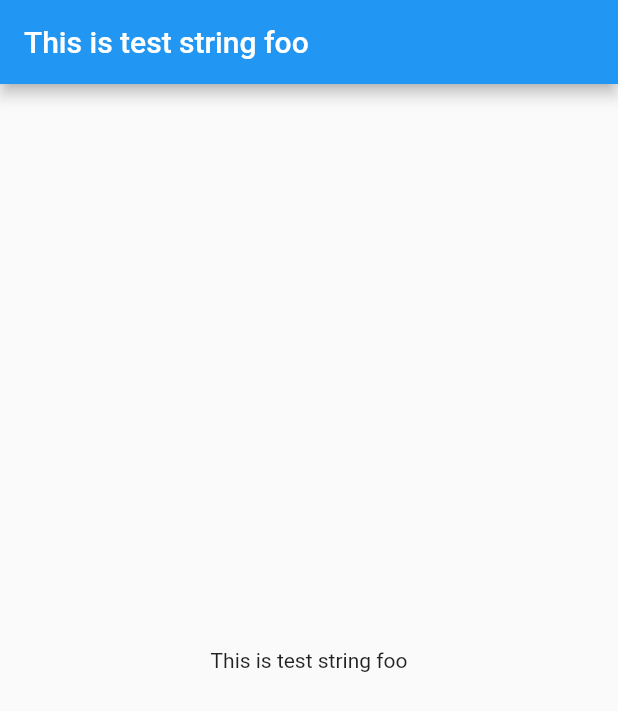
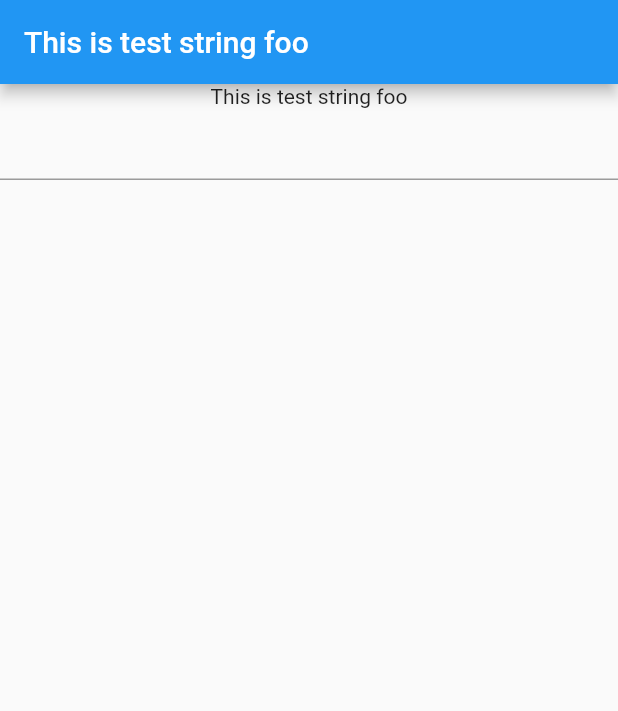
Before and after one commit to Pakki/flutter_provider_demo, a Flutter app: the screen it shows after launch, on a phone screen of 412 x 824 dp. Shown: the top 711 px of the screen. Run offline on Flutter 3.47's test engine with Material 2 defaults, Android fonts, the phone set to English and light mode, and no system bars.

```diff
--- /dev/null
+++ b/lib/foo.dart
@@ -0,0 +1,12 @@
+import 'package:flutter/material.dart';
+
+class Foo with ChangeNotifier {
+  String _foo = 'This is test string foo';
+
+  String get getFoo => _foo;
+
+  void changeString(String bar) {
+    _foo = bar;
+    notifyListeners();
+  }
+}
--- a/lib/main.dart
+++ b/lib/main.dart
@@ -1,19 +1,20 @@
 import 'package:flutter/material.dart';
 import 'package:provider/provider.dart';
 
+import './foo.dart';
+
 void main() {
-  runApp(const MyApp());
+  runApp(MyApp());
 }
 
 class MyApp extends StatelessWidget {
-  final String foo = 'This is test string foo';
-  const MyApp({Key? key}) : super(key: key);
+  MyApp({Key? key}) : super(key: key);
 
   // This widget is the root of your application.
   @override
   Widget build(BuildContext context) {
-    return Provider<String>(
-      create: (context) => foo,
+    return ChangeNotifierProvider<Foo>(
+      create: (context) => Foo(),
       child: MaterialApp(
         title: 'Provider demo',
         theme: ThemeData(
@@ -32,7 +33,7 @@ class MyHomePage extends StatelessWidget {
   Widget build(BuildContext context) {
     return Scaffold(
       appBar: AppBar(
-        title: Text(context.watch<String>()),
+        title: Text(context.watch<Foo>().getFoo),
       ),
       body: Widget1(),
     );
@@ -56,9 +57,25 @@ class Widget2 extends StatelessWidget {
 class Widget3 extends StatelessWidget {
   @override
   Widget build(BuildContext context) {
-    String foo = context.watch<String>();
-    return Center(
-      child: Text(foo),
+    String foo = context.watch<Foo>().getFoo;
+    return Column(
+      children: [
+        Center(
+          child: Text(foo),
+        ),
+        MyTextField(),
+      ],
     );
   }
 }
+
+class MyTextField extends StatelessWidget {
+  const MyTextField({Key? key}) : super(key: key);
+
+  @override
+  Widget build(BuildContext context) {
+    return TextField(
+      onChanged: (value) => context.read<Foo>().changeString(value),
+    );
+  }
+}
```
